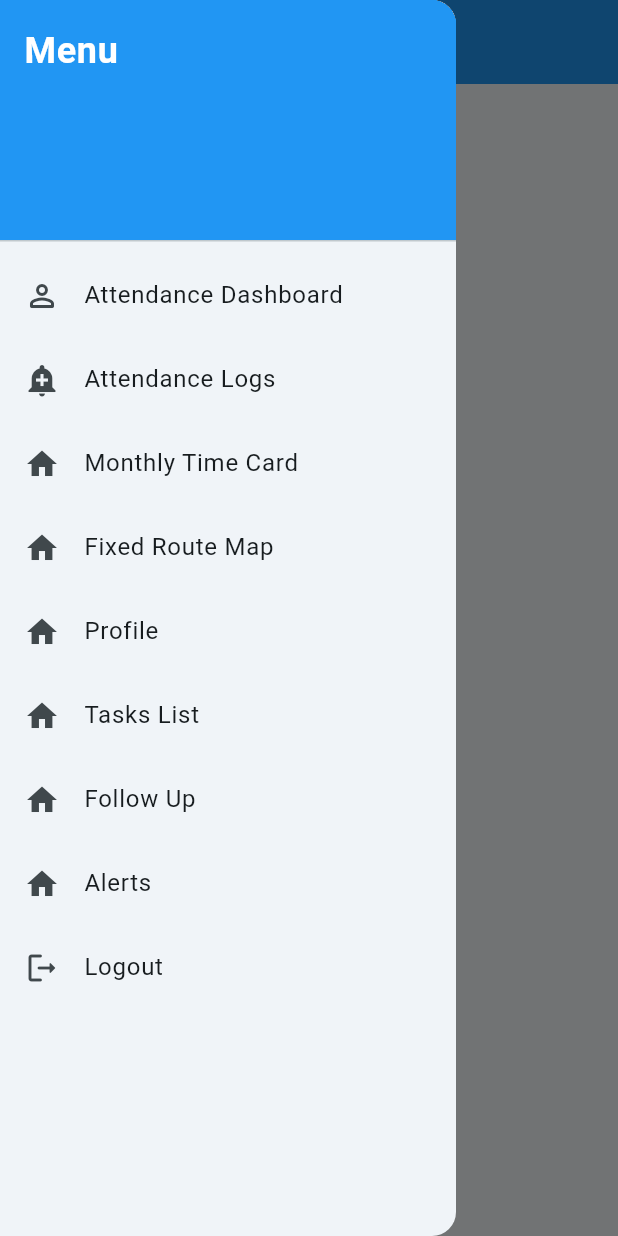
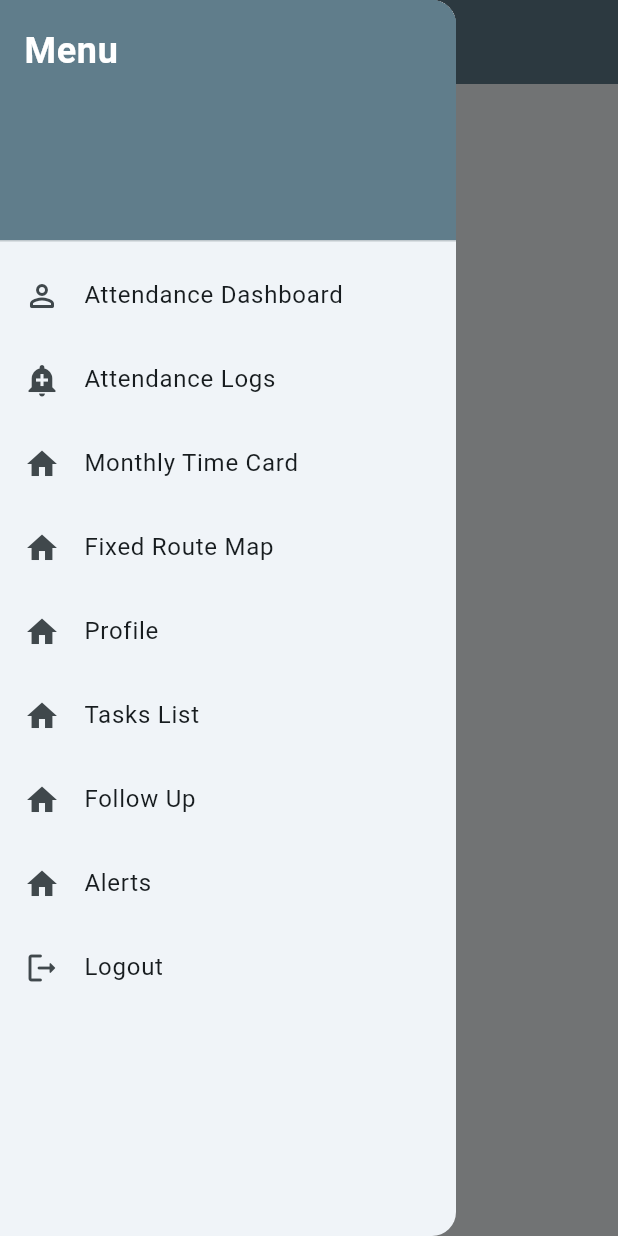
Before and after one commit to BioEnable-bit/backup, a Flutter app: the screen it shows after launch, with the side drawer open, on a phone screen of 412 x 824 dp. Run offline on Flutter 3.47's test engine with Material 2 defaults, Android fonts, the phone set to English and light mode, and no system bars.

```diff
--- a/lib/screens/home.dart
+++ b/lib/screens/home.dart
@@ -15,7 +15,7 @@ class _HomeState extends State<Home> {
         iconTheme: const IconThemeData(color: Colors.white),
         titleTextStyle: const TextStyle(
             color: Colors.white, fontWeight: FontWeight.bold, fontSize: 20.0),
-        backgroundColor: Colors.blue, //Colors.blueGrey[900]
+        backgroundColor: Colors.blueGrey, //Colors.blueGrey[900]
         title: const Text('PCMC Staff'),
       ),
       drawer: Drawer(
@@ -24,7 +24,9 @@ class _HomeState extends State<Home> {
           children: <Widget>[
             const DrawerHeader(
               decoration: BoxDecoration(
-                color: Colors.blue,
+                color: Colors.blueGrey,
+                //TODO: ADD USER PROFILE IMAGE HERE
+                // image: NetworkImage(url)
               ),
               child: Text(
                 'Menu',
--- a/lib/screens/task_list.dart
+++ b/lib/screens/task_list.dart
@@ -50,6 +50,8 @@ class _TaskListState extends State<TaskList> {
                         child: Wrap(
                           children: [
                             Column(
+                              //TODO: ADD FOLLOW UP DAILOG BOX
+                              // When user clicks on task from tasks list he can add follow up on that particular tasks
                               mainAxisAlignment: MainAxisAlignment.start,
                               crossAxisAlignment: CrossAxisAlignment.start,
                               children: [
```
Also changed, not shown: lib/screens/alerts.dart (+6 -1 lines), lib/screens/splash.dart (added, +36 -0 lines), assets/splash_screen.jpeg (added).
